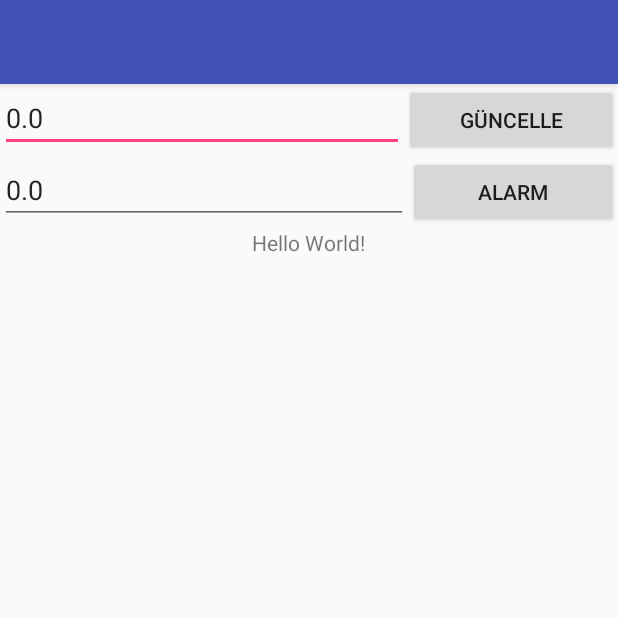
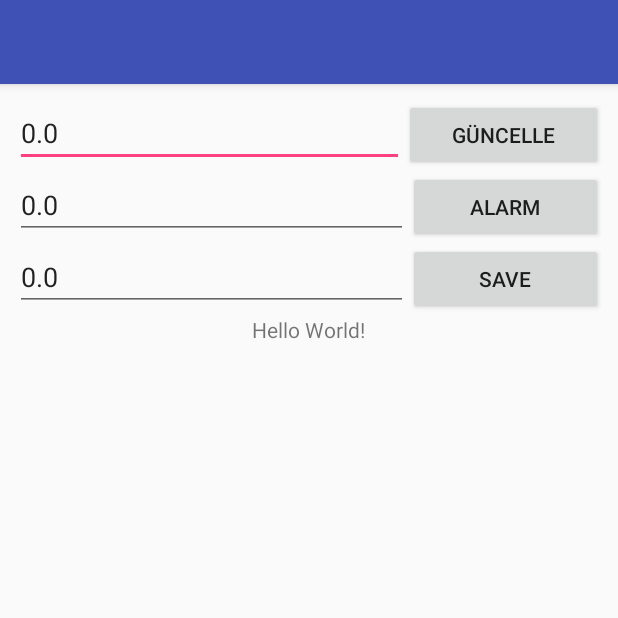
Before and after one commit to onuragtas/Bitcoin, an Android app: the screen it shows after launch (MainActivity), on a phone screen of 412 x 824 dp, the top half of it. Run offline under Robolectric (Android 15) with nearby library versions, the phone set to English and light mode, and no system bars; our stand-ins replace Volley; network calls fail; 1 statement that could not run was skipped.

Commit message:
add profit

```diff
--- a/app/src/main/java/org/resoft/bitcoin/MainActivity.java
+++ b/app/src/main/java/org/resoft/bitcoin/MainActivity.java
@@ -45,6 +45,7 @@ public class MainActivity extends AppCompatActivity implements GeneralCallbacks
     };
     private Intent playIntent;
     private EditText alarmedittext;
+    private EditText startprice;
 
     @Override
     protected void onCreate(Bundle savedInstanceState) {
@@ -63,9 +64,13 @@ public class MainActivity extends AppCompatActivity implements GeneralCallbacks
         alarmedittext = (EditText) findViewById(R.id.editalarm);
         Button savealarm = (Button) findViewById(R.id.alarmbuton);
 
+        startprice = (EditText) findViewById(R.id.startprice);
+        Button savestart = (Button) findViewById(R.id.savestart);
+
 
         edittext.setText(session.getBtc()+"");
         alarmedittext.setText(session.getAlarm()+"");
+        startprice.setText(session.getStart()+"");
 
         save.setOnClickListener(new View.OnClickListener() {
             @Override
@@ -79,6 +84,13 @@ public class MainActivity extends AppCompatActivity implements GeneralCallbacks
             @Override
             public void onClick(View view) {
                 session.setAlarm(Float.parseFloat(alarmedittext.getText().toString()));
+            }
+        });
+
+        savestart.setOnClickListener(new View.OnClickListener() {
+            @Override
+            public void onClick(View view) {
+                session.setStart(Float.parseFloat(startprice.getText().toString()));
             }
         });
 
--- a/app/src/main/java/org/resoft/bitcoin/MyService.java
+++ b/app/src/main/java/org/resoft/bitcoin/MyService.java
@@ -40,7 +40,7 @@ public class MyService extends Service implements GeneralCallbacks {
                 api.get("https://www.paribu.com/ticker", new HashMap<String, String>(), MyService.this);
             }
 
-        }, 0, 1000*60);
+        }, 0, 1000*30);
     }
 
     @Override
@@ -99,9 +99,9 @@ public class MyService extends Service implements GeneralCallbacks {
 
         String timeStamp = new SimpleDateFormat("dd/MM/yyyy HH:mm:ss").format(Calendar.getInstance().getTime());
         if(last<session.getAlarm()){
-            bigViews.setTextViewText(R.id.btc1, "1 BTC: "+last+" TL , Alarm: "+session.getAlarm());
+            bigViews.setTextViewText(R.id.btc1, last+" TL, Alarm: "+session.getAlarm());
         }else{
-            bigViews.setTextViewText(R.id.btc1, "1 BTC: "+last+" TL");
+            bigViews.setTextViewText(R.id.btc1, last+" TL, Kar: "+(last*session.getBtc()-session.getStart())+" TL");
         }
 
         bigViews.setTextViewText(R.id.btc2, session.getBtc()+" BTC: "+session.getBtc()*last+" TL");
--- a/app/src/main/res/layout/activity_main.xml
+++ b/app/src/main/res/layout/activity_main.xml
@@ -5,6 +5,7 @@
     android:layout_width="match_parent"
     android:layout_height="match_parent"
     android:orientation="vertical"
+    android:padding="10dp"
     tools:context="org.resoft.bitcoin.MainActivity">
 
     <LinearLayout
@@ -45,6 +46,26 @@
             android:text="Alarm" />
     </LinearLayout>
 
+    <LinearLayout
+        android:layout_width="match_parent"
+        android:layout_height="wrap_content">
+
+        <EditText
+            android:inputType="numberDecimal"
+            android:id="@+id/startprice"
+            android:layout_width="220dp"
+            android:layout_height="wrap_content"
+            android:layout_weight="1" />
+
+
+        <Button
+            android:id="@+id/savestart"
+            android:layout_width="wrap_content"
+            android:layout_height="wrap_content"
+            android:layout_weight="1"
+            android:text="Save" />
+    </LinearLayout>
+
     <TextView
         android:layout_gravity="center"
         android:id="@+id/tl"
```
Also changed, not shown: app/src/main/java/org/resoft/bitcoin/SessionManager.java (+9 -1 lines).
